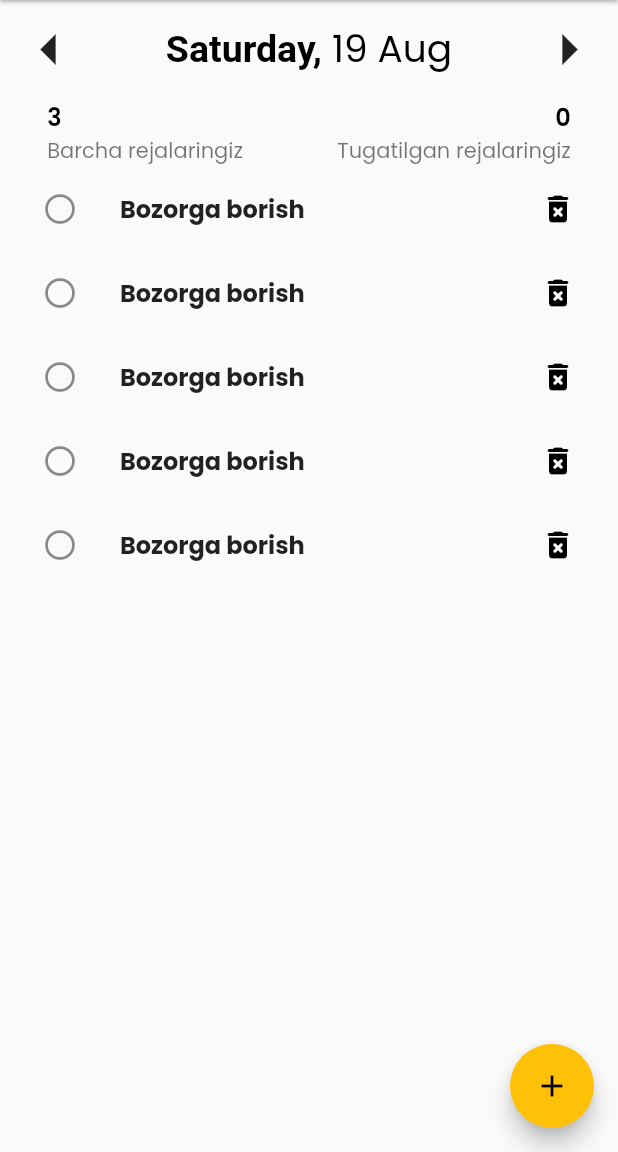
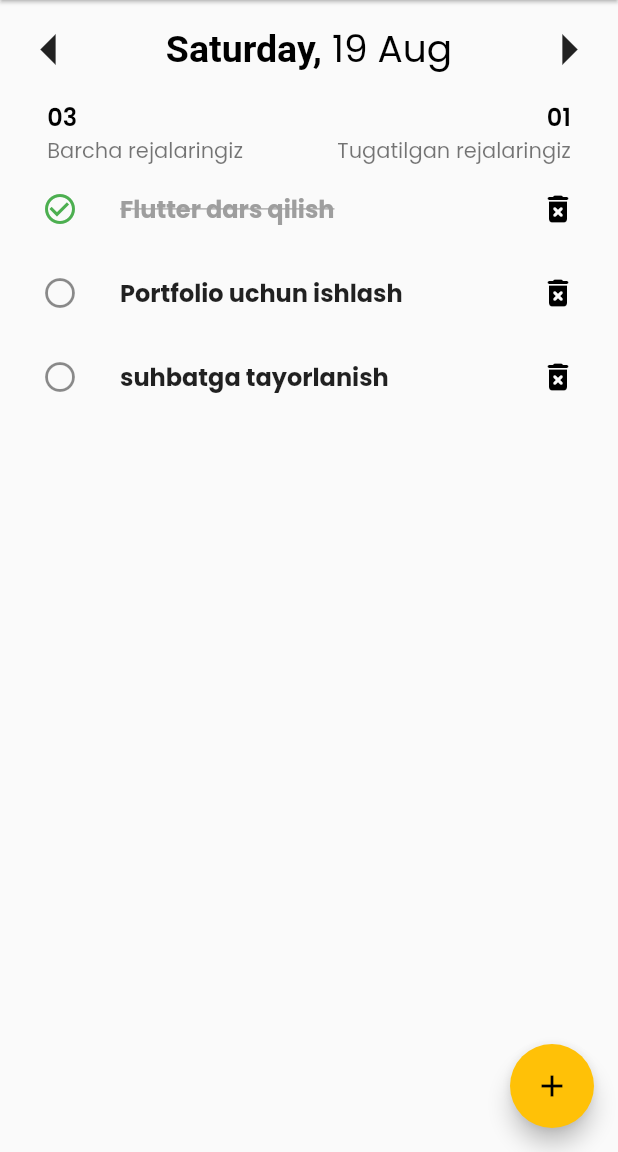
Before and after one commit to OlimjonSN/todo_app, a Flutter app: the screen it shows after launch, after a tap on the "circle" icon, on a phone screen of 412 x 824 dp, the part 84-1236 px from its top. Run offline on Flutter 3.47's test engine with Material 2 defaults, Android fonts, the phone set to English and light mode, and no system bars; our stand-ins replace google_fonts.

Commit message:
tasks list and isdone function

```diff
--- /dev/null
+++ b/lib/models/task_model.dart
@@ -0,0 +1,21 @@
+class TaskModel {
+  final String id;
+  final String name;
+  final DateTime date;
+  bool isDone = false;
+
+  TaskModel({required this.id, required this.name, required this.date});
+
+  void toggleDone() {
+  isDone = !isDone;
+  }
+}
+
+class Tasks {
+  List<TaskModel> _list = [
+    TaskModel(id: '1', name: 'Flutter dars qilish', date: DateTime.now()),
+    TaskModel(id: '2', name: 'Portfolio uchun ishlash', date: DateTime.now()),
+    TaskModel(id: '3', name: 'suhbatga tayorlanish', date: DateTime.now()),
+  ];
+  List<TaskModel> get list => _list;
+}
--- a/lib/pages/todo_app.dart
+++ b/lib/pages/todo_app.dart
@@ -1,5 +1,6 @@
 import 'package:flutter/material.dart';
 
+import '../models/task_model.dart';
 import 'widgets/date_todo.dart';
 import 'widgets/task_list.dart';
 import 'widgets/todo_count.dart';
@@ -36,6 +37,24 @@ class _TodoAppState extends State<TodoApp> {
     });
   }
 
+  void isDone(String taskID) {
+    setState(() {
+      tasks.firstWhere((element) => element.id == taskID).toggleDone();
+    });
+  }
+
+  void deleteTask(String taskID) {
+    setState(() {
+      tasks.removeWhere((element) => element.id == taskID);
+    });
+  }
+
+  int get isDoneCount {
+    return tasks.where((element) => element.isDone).length;
+  }
+
+  final List<TaskModel> tasks = Tasks().list;
+
   @override
   Widget build(BuildContext context) {
     return Scaffold(
@@ -46,15 +65,20 @@ class _TodoAppState extends State<TodoApp> {
       ),
       body: Column(
         children: [
+          // ? tanlangan vaqtni ko'rsatish uchun
           DateTodo(selectDate: selectDate, date: selectedDate, decreaseDate: decreaseDate, increaseDate: increaseDate),
-          const Row(
+
+          // ? rejalarni bajarilgan va bajarilmaganlarini ko'rsatish uchun
+          Row(
             mainAxisAlignment: MainAxisAlignment.spaceAround,
             children: [
-              TodoCount(count: 03, title: 'Barcha rejalaringiz'),
-              TodoCount(count: 00, title: 'Tugatilgan rejalaringiz', isStartPosition: false),
+              TodoCount(count: tasks.length, title: 'Barcha rejalaringiz'),
+              TodoCount(count: isDoneCount, title: 'Tugatilgan rejalaringiz', isStartPosition: false),
             ],
           ),
-          const TaskList()
+
+          // ? rejalarni ko'rsatish uchun
+          TaskList(list: tasks, isDone: isDone, deleteTask: deleteTask)
         ],
       ),
       floatingActionButton: FloatingActionButton(
--- /dev/null
+++ b/lib/pages/widgets/task_item.dart
@@ -0,0 +1,42 @@
+import 'package:flutter/material.dart';
+import 'package:google_fonts/google_fonts.dart';
+import 'package:todo_app/models/task_model.dart';
+
+class TaskItem extends StatelessWidget {
+  final TaskModel task;
+  final Function isDone;
+  final Function deleteTask;
+  const TaskItem({
+    required this.deleteTask,
+    required this.isDone,
+    required this.task,
+    super.key,
+  });
+
+  @override
+  Widget build(BuildContext context) {
+    return ListTile(
+      leading: IconButton(
+          onPressed: () {
+            isDone(task.id);
+          },
+          icon: Icon(
+            task.isDone ? Icons.check_circle_outline : Icons.circle_outlined,
+            color: task.isDone ? Colors.green : null,
+          )),
+      title: Text(
+        task.name,
+        style: task.isDone ? TextStyle(decoration: TextDecoration.lineThrough, color: Colors.grey, fontFamily: GoogleFonts.poppins().fontFamily, fontWeight: FontWeight.bold) : TextStyle(fontFamily: GoogleFonts.poppins().fontFamily, fontWeight: FontWeight.bold),
+      ),
+      trailing: IconButton(
+        onPressed: () {
+          deleteTask(task.id);
+        },
+        icon: const Icon(
+          Icons.delete_forever_rounded,
+          color: Colors.black,
+        ),
+      ),
+    );
+  }
+}
--- a/lib/pages/widgets/task_list.dart
+++ b/lib/pages/widgets/task_list.dart
@@ -1,8 +1,17 @@
 import 'package:flutter/material.dart';
 import 'package:google_fonts/google_fonts.dart';
 
+import '../../models/task_model.dart';
+import 'task_item.dart';
+
 class TaskList extends StatelessWidget {
+  final List<TaskModel> list;
+  final Function isDone;
+  final Function deleteTask;
   const TaskList({
+    required this.deleteTask,
+    required this.isDone,
+    required this.list,
     super.key,
   });
 
@@ -10,22 +19,9 @@ class TaskList extends StatelessWidget {
   Widget build(BuildContext context) {
     return Expanded(
         child: ListView.builder(
-            itemCount: 5,
+            itemCount: list.length,
             itemBuilder: ((context, index) {
-              return ListTile(
-                leading: IconButton(onPressed: () {}, icon: const Icon(Icons.circle_outlined)),
-                title: Text(
-                  'Bozorga borish',
-                  style: TextStyle(fontFamily: GoogleFonts.poppins().fontFamily, fontWeight: FontWeight.bold),
-                ),
-                trailing: IconButton(
-                  onPressed: () {},
-                  icon: const Icon(
-                    Icons.delete_forever_rounded,
-                    color: Colors.black,
-                  ),
-                ),
-              );
+              return TaskItem(task: list[index], isDone: isDone, deleteTask: deleteTask);
             })));
   }
 }
--- a/lib/pages/widgets/todo_count.dart
+++ b/lib/pages/widgets/todo_count.dart
@@ -18,7 +18,7 @@ class TodoCount extends StatelessWidget {
       crossAxisAlignment: isStartPosition ? CrossAxisAlignment.start : CrossAxisAlignment.end,
       children: [
         Text(
-          '$count',
+          count < 10 ? '0$count' : 'count',
           style: TextStyle(fontSize: 16, fontWeight: FontWeight.w600, color: Colors.black, fontFamily: GoogleFonts.poppins().fontFamily),
         ),
         Text(
```
